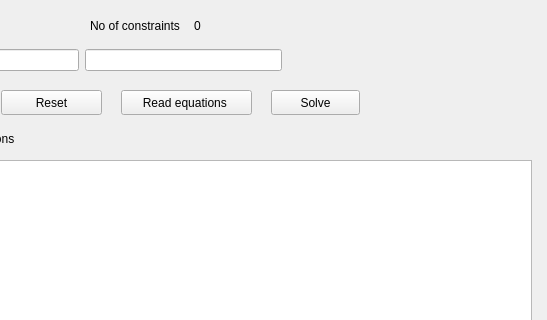
This is ui/milp.ui in aatishrana495/MILP as Qt 5 draws it before an edit; both pictures show x 139 to 686 and y 0 to 320 of the 686 by 767 pixel window. The edited form follows.
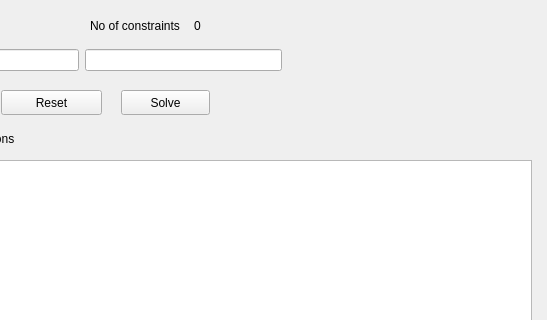
This is the edited form.

The edit to the form file:
```diff
--- a/ui/milp.ui
+++ b/ui/milp.ui
@@ -116,23 +116,10 @@
      </rect>
     </property>
    </widget>
-   <widget class="QPushButton" name="read_equations_btn">
-    <property name="geometry">
-     <rect>
-      <x>260</x>
-      <y>90</y>
-      <width>131</width>
-      <height>25</height>
-     </rect>
-    </property>
-    <property name="text">
-     <string>Read equations </string>
-    </property>
-   </widget>
    <widget class="QPushButton" name="solve_btn">
     <property name="geometry">
      <rect>
-      <x>410</x>
+      <x>260</x>
       <y>90</y>
       <width>89</width>
       <height>25</height>
```
